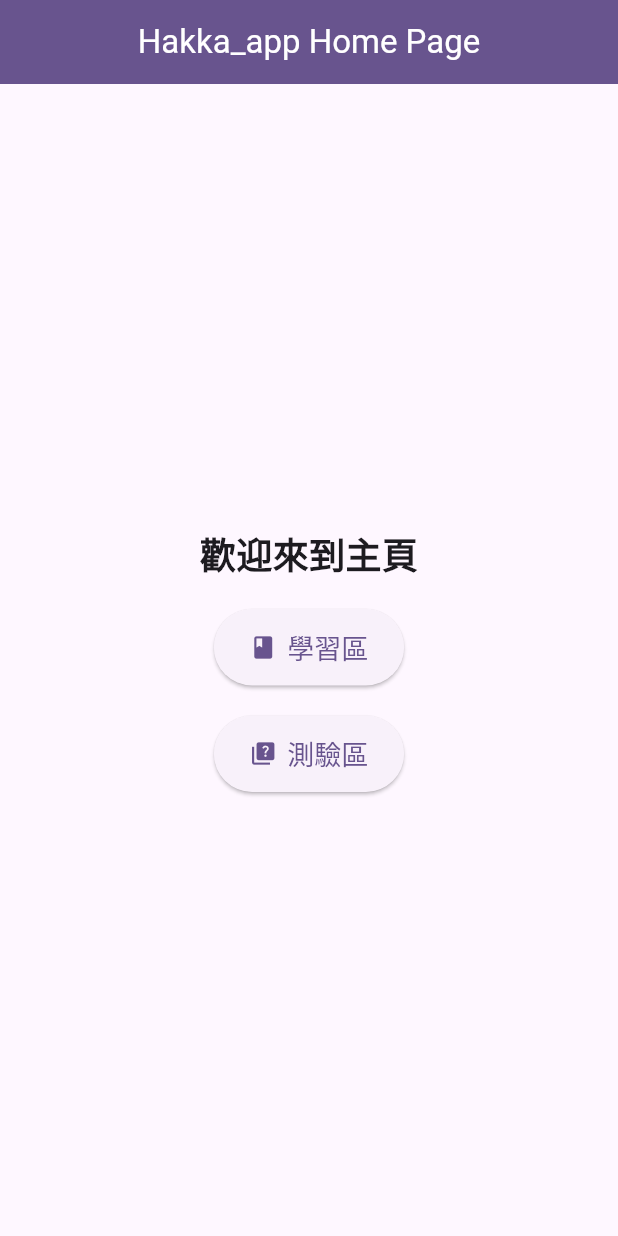
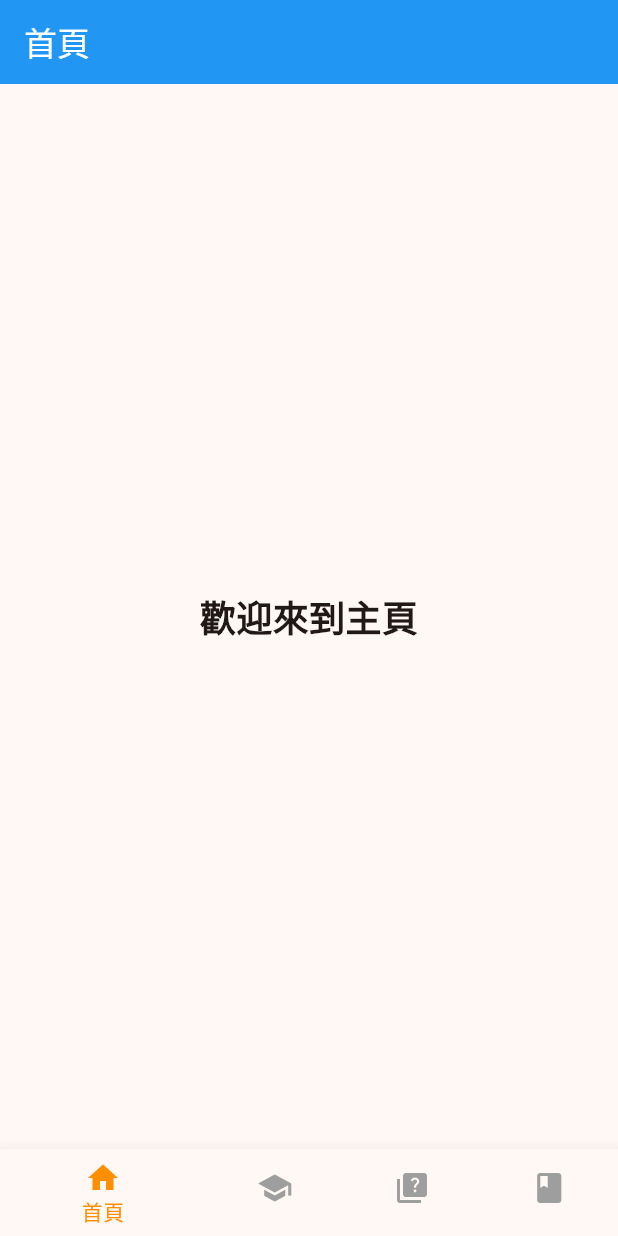
Before and after one commit to DozenChiu/Hakka_School_APP, a Flutter app: the screen it shows after launch, on a phone screen of 412 x 824 dp. Run offline on Flutter 3.47's test engine with Material 3 defaults, Android fonts, the phone set to English and light mode, and no system bars.

Commit message:
UI 調整

```diff
--- a/lib/bottom_nav_bar.dart
+++ b/lib/bottom_nav_bar.dart
@@ -1,8 +1,8 @@
 import 'package:flutter/material.dart';
+import 'learning_area_page.dart';
 import 'main.dart';
-import 'learning_area_page.dart';
+import 'my_vocabulary_page.dart';
 import 'question_bank_page.dart';
-import 'my_vocabulary_page.dart';
 
 class BottomNavBar extends StatelessWidget {
   final int selectedIndex;
@@ -12,6 +12,8 @@ class BottomNavBar extends StatelessWidget {
   // 定義點擊底部導航欄項目後執行的操作
   void _onItemTapped(BuildContext context, int index) {
     switch (index) {
+      case -1: // 跟現在的頁碼相同，do nothing
+        break;
       case 0:// 導航到主頁面
         Navigator.pushReplacement(
           context,
@@ -64,8 +66,8 @@ class BottomNavBar extends StatelessWidget {
       selectedItemColor: Colors.amber[800], // 已選中項目的顏色
       unselectedItemColor: Colors.grey, // 未選中項目的顏色
       selectedLabelStyle: TextStyle(color: Colors.amber[800]), // 已選中項目的文字顏色
-      unselectedLabelStyle: TextStyle(color: Colors.blue), // 未選中項目的文字顏色
-      onTap: (index) => _onItemTapped(context, index), // 點擊項目後調用的方法
+      unselectedLabelStyle: const TextStyle(color: Colors.blue), // 未選中項目的文字顏色
+      onTap: (index) => _onItemTapped(context, index!=selectedIndex?index:-1 ), // 點擊項目後調用的方法，後面塞判斷式
     );
   }
 }
--- a/lib/main.dart
+++ b/lib/main.dart
@@ -1,6 +1,5 @@
 import 'package:flutter/material.dart';
-import 'learning_area_page.dart';
-import 'quiz_page.dart';
+import 'bottom_nav_bar.dart';
 
 void main() {
   runApp(const MyApp()); // 應用程序的入口點，運行 MyApp
@@ -14,73 +13,45 @@ class MyApp extends StatelessWidget {
     return MaterialApp(
       title: 'Flutter Demo', // 設置應用程序的標題
       theme: ThemeData(
-        colorScheme: ColorScheme.fromSeed(seedColor: Colors.deepPurple), // 設置應用程序的主題色調
+        colorScheme: ColorScheme.fromSeed(seedColor: Colors.orange), // 設置應用程序的主題色調
+        appBarTheme: const AppBarTheme(
+          color: Colors.blue // 設置頂部背景顏色為藍色
+        ),
         useMaterial3: true,
       ),
-      home: const MyHomePage(title: 'Hakka_app Home Page'), // 設置主頁面為 MyHomePage 小部件
+      home: const MyHomePage(), // 設置主頁面為 MyHomePage 小部件
     );
   }
 }
 
 class MyHomePage extends StatelessWidget {
-  const MyHomePage({super.key, required this.title});
+  const MyHomePage({super.key});
 
-  final String title; // 定義頁面標題的變量
 
   @override
   Widget build(BuildContext context) {
     return Scaffold(
-      appBar: AppBar(
-        backgroundColor: Theme.of(context).colorScheme.primary, // 設置頂部背景顏色為主題的主要顏色
-        title: Text(title, style: TextStyle(color: Colors.white)), // 設置頂部標題文字和顏色
-        centerTitle: true, // 設置頂部標題居中
+      appBar: AppBar(// 設置頂部背景顏色為主題的主要顏色
+        title: const Text(
+          '首頁',
+          style: TextStyle(color: Colors.white), // 設置標題文字顏色為白色
+        ),
       ),
-      body: Center(
+      body: const Center(
         child: Padding(
-          padding: const EdgeInsets.all(16.0), // 設置內邊距為16.0
+          padding: EdgeInsets.all(16.0), // 設置內邊距為16.0
           child: Column(
             mainAxisAlignment: MainAxisAlignment.center, // 主軸對齊方式設置為居中
             children: <Widget>[
-              const Text(
+              Text(
                 '歡迎來到主頁', // 顯示歡迎文字
                 style: TextStyle(fontSize: 24, fontWeight: FontWeight.bold),  // 設置文字大小和加粗
-              ),
-              const SizedBox(height: 20), // 添加一個高度為20的空間
-              ElevatedButton.icon(
-                icon: Icon(Icons.book), // 設置按鈕左側的圖標
-                label: const Text('學習區'), // 設置按鈕文字
-                style: ElevatedButton.styleFrom(
-                  padding: EdgeInsets.symmetric(horizontal: 24, vertical: 12),  // 設置按鈕內邊距
-                  textStyle: TextStyle(fontSize: 18),  // 設置按鈕文字大小
-                ),
-                onPressed: () {
-                  // 當按鈕被按下時導航到學習區頁面
-                  Navigator.push(
-                    context,
-                    MaterialPageRoute(builder: (context) => const LearningAreaPage()),
-                  );
-                },
-              ),
-              const SizedBox(height: 20), // 添加一個高度為20的空間
-              ElevatedButton.icon(
-                icon: Icon(Icons.quiz), // 設置按鈕左側的圖標
-                label: const Text('測驗區'), // 設置按鈕文字
-                style: ElevatedButton.styleFrom(
-                  padding: EdgeInsets.symmetric(horizontal: 24, vertical: 12),  // 設置按鈕內邊距
-                  textStyle: TextStyle(fontSize: 18), // 設置按鈕文字大小
-                ),
-                onPressed: () {
-                  // 當按鈕被按下時導航到測驗區頁面
-                  Navigator.push(
-                    context,
-                    MaterialPageRoute(builder: (context) => const QuizPage()),
-                  );
-                },
               ),
             ],
           ),
         ),
       ),
+      bottomNavigationBar: const BottomNavBar(selectedIndex: 0), // 底部導航欄，選中首頁
     );
   }
 }
--- a/lib/my_vocabulary_page.dart
+++ b/lib/my_vocabulary_page.dart
@@ -8,15 +8,13 @@ class MyVocabularyPage extends StatelessWidget {
   Widget build(BuildContext context) {
     return Scaffold(
       appBar: AppBar(
-        backgroundColor: Theme.of(context).colorScheme.primary, // 設置頂部背景顏色為主題的主要顏色
-        //title: const Text('我的單字'),
         title: const Text(
           '我的單字',
           style: TextStyle(color: Colors.white), // 設置標題文字顏色為白色
         ),
       ),
-      body: Center(
-        child: const Text('這是我的單字頁面'), // 中心顯示文字
+      body: const Center(
+        child: Text('這是我的單字頁面'), // 中心顯示文字
       ),
       bottomNavigationBar: const BottomNavBar(selectedIndex: 3),// 底部導航欄，點選後跳至“我的單字”頁面
     );
--- a/lib/quiz_page.dart
+++ b/lib/quiz_page.dart
@@ -7,8 +7,6 @@ class QuizPage extends StatelessWidget {
   Widget build(BuildContext context) {
     return Scaffold(
       appBar: AppBar(
-        backgroundColor: Theme.of(context).colorScheme.primary, // 設置頂部背景顏色為主題的主要顏色
-        //title: const Text('測驗區'),
         title: const Text(
           '測驗區',
           style: TextStyle(color: Colors.white), // 設置標題文字顏色為白色
--- a/pubspec.yaml
+++ b/pubspec.yaml
@@ -35,6 +35,8 @@ dependencies:
   # The following adds the Cupertino Icons font to your application.
   # Use with the CupertinoIcons class for iOS style icons.
   cupertino_icons: ^1.0.6
+  sqflite: ^2.3.3+1
+  path: ^1.9.0
 
 dev_dependencies:
   flutter_test:
```
Also changed, not shown: lib/dialogue_page.dart (+2 -11 lines), lib/learning_area_page.dart (+1 -15 lines), lib/question_bank_page.dart (+4 -6 lines), lib/reading_test_page.dart (+3 -12 lines), lib/single_sentence_page.dart (+2 -12 lines), lib/vocabulary_page.dart (+3 -11 lines), pubspec.lock, 2 other files.
